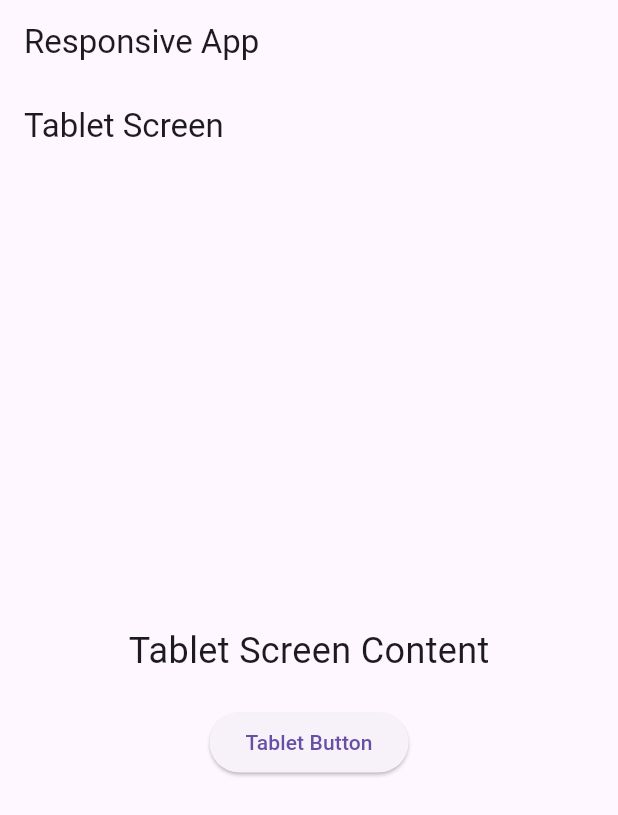
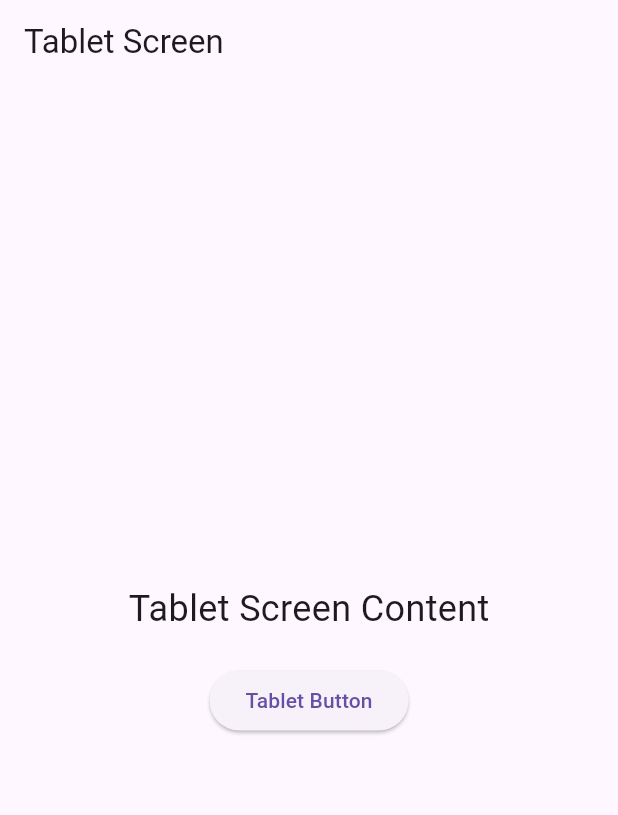
Before and after one commit to BinyugaPvtLtd/demo_prohealth, a Flutter app: the screen it shows after launch, on a phone screen of 412 x 824 dp. Shown: the top 815 px of the screen. Run offline on Flutter 3.47's test engine with Material 3 defaults, Android fonts, the phone set to English and light mode, and no system bars; our stand-ins replace get.

Commit message:
Merge remote-tracking branch 'origin/prachi' into prachi
# Conflicts:
#	lib/tab_screen/tab_screen.dart
#	lib/web_screen/web_screen.dart

```diff
--- a/lib/main.dart
+++ b/lib/main.dart
@@ -1,5 +1,5 @@
 import 'package:demo_prohealth/controller.dart';
-import 'package:demo_prohealth/web_screen/home_page.dart';
+import 'package:demo_prohealth/web_screen/screens/home_page.dart';
 import 'package:flutter/material.dart';
 import 'package:get/get.dart';
 
@@ -13,7 +13,7 @@ class MyApp extends StatelessWidget {
   @override
   Widget build(BuildContext context) {
     return GetMaterialApp(
-      title: 'Responsive App',
+      debugShowCheckedModeBanner: false,
       theme: ThemeData(
         primarySwatch: Colors.blue,
       ),
--- a/lib/web_screen/home_page.dart
+++ b/lib/web_screen/screens/home_page.dart
@@ -1,8 +1,8 @@
 import 'package:demo_prohealth/controller.dart';
-import 'package:demo_prohealth/web_screen/web_screen.dart';
+import 'package:demo_prohealth/web_screen/screens/web_screen.dart';
 import 'package:flutter/material.dart';
 
-import '../tab_screen/tab_screen.dart';
+import '../../tab_screen/tab_screen.dart';
 
 class MyHomePage extends StatelessWidget {
   final MyController controller;
@@ -12,9 +12,6 @@ class MyHomePage extends StatelessWidget {
   @override
   Widget build(BuildContext context) {
     return Scaffold(
-      appBar: AppBar(
-        title: Text('Responsive App'),
-      ),
       body: LayoutBuilder(
         builder: (context, constraints) {
           double screenWidth = constraints.maxWidth;
```
Also changed, not shown: lib/web_screen/screens/web_screen.dart (renamed from lib/web_screen/web_screen.dart).
